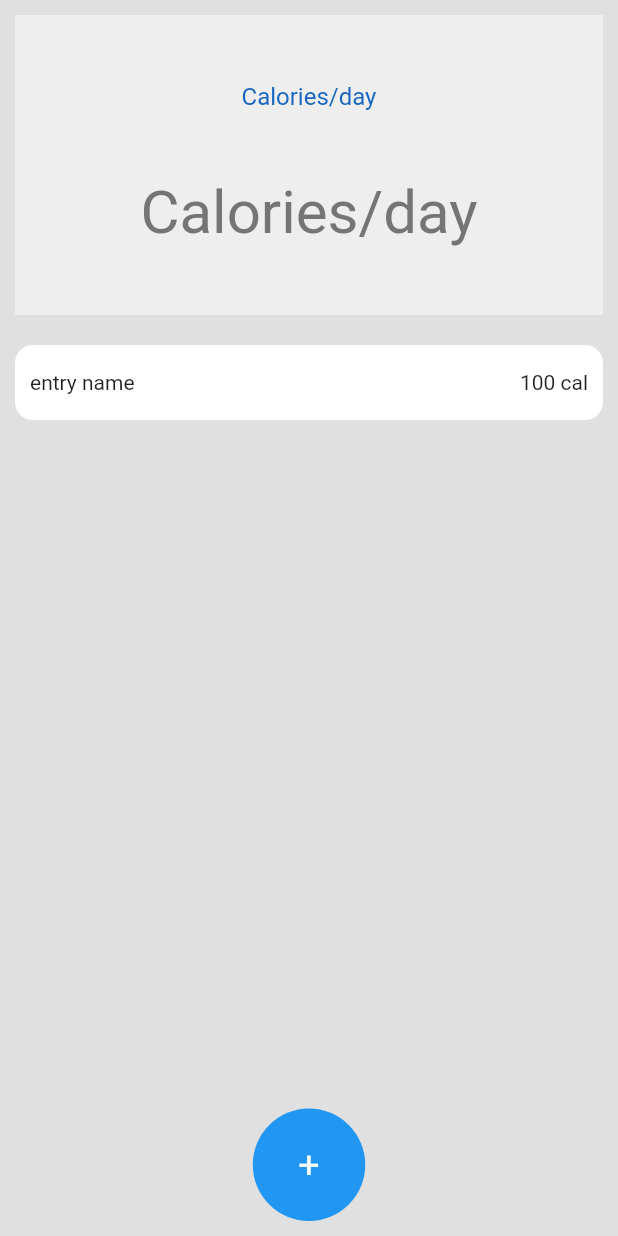
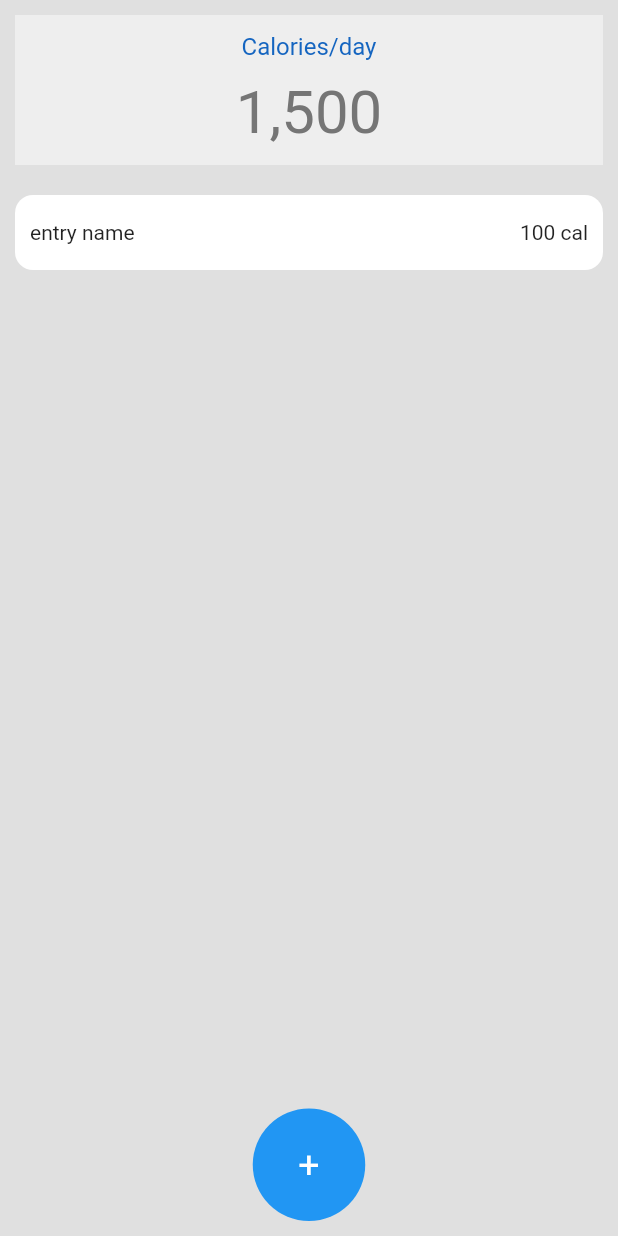
Before and after one commit to LaurenceOfValencia/calorie_tracker_app, a Flutter app: the CalorieTracking screen opened directly, on a phone screen of 412 x 824 dp. Run offline on Flutter 3.47's test engine with Material 2 defaults, Android fonts, the phone set to English and light mode, and no system bars.

Commit message:
Update calorie_tracking.dart

```diff
--- a/lib/calorie_tracking.dart
+++ b/lib/calorie_tracking.dart
@@ -27,7 +27,7 @@ class _CalorieTrackingState extends State<CalorieTracking> {
           child: Column(
             children: [
               Container(
-                height: 200,
+                height: 100,
                 color: Colors.grey[200],
                 child: Center(
                   child: Column(
@@ -38,7 +38,7 @@ class _CalorieTrackingState extends State<CalorieTracking> {
                         style: TextStyle(color: Colors.blue[800], fontSize: 16),
                       ),
                       Text(
-                        "Calories/day",
+                        "1,500",
                         style: TextStyle(color: Colors.grey[600], fontSize: 40),
                       ),
                     ],
```
